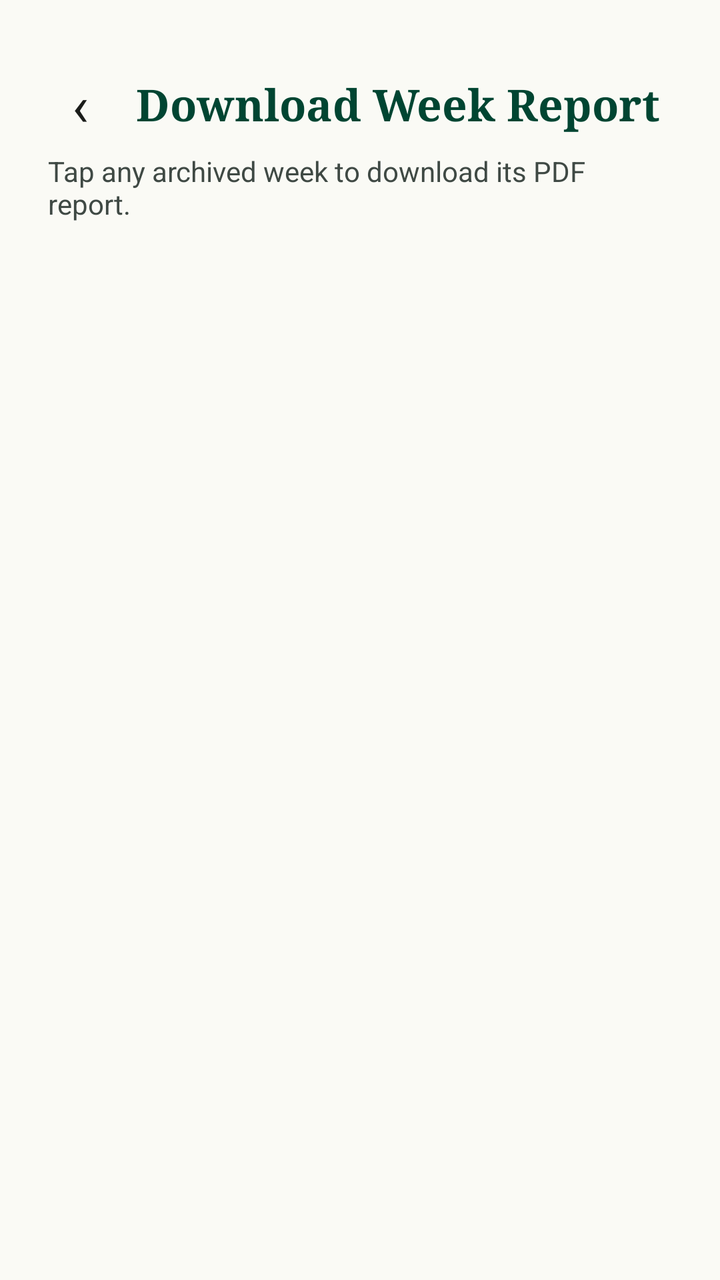
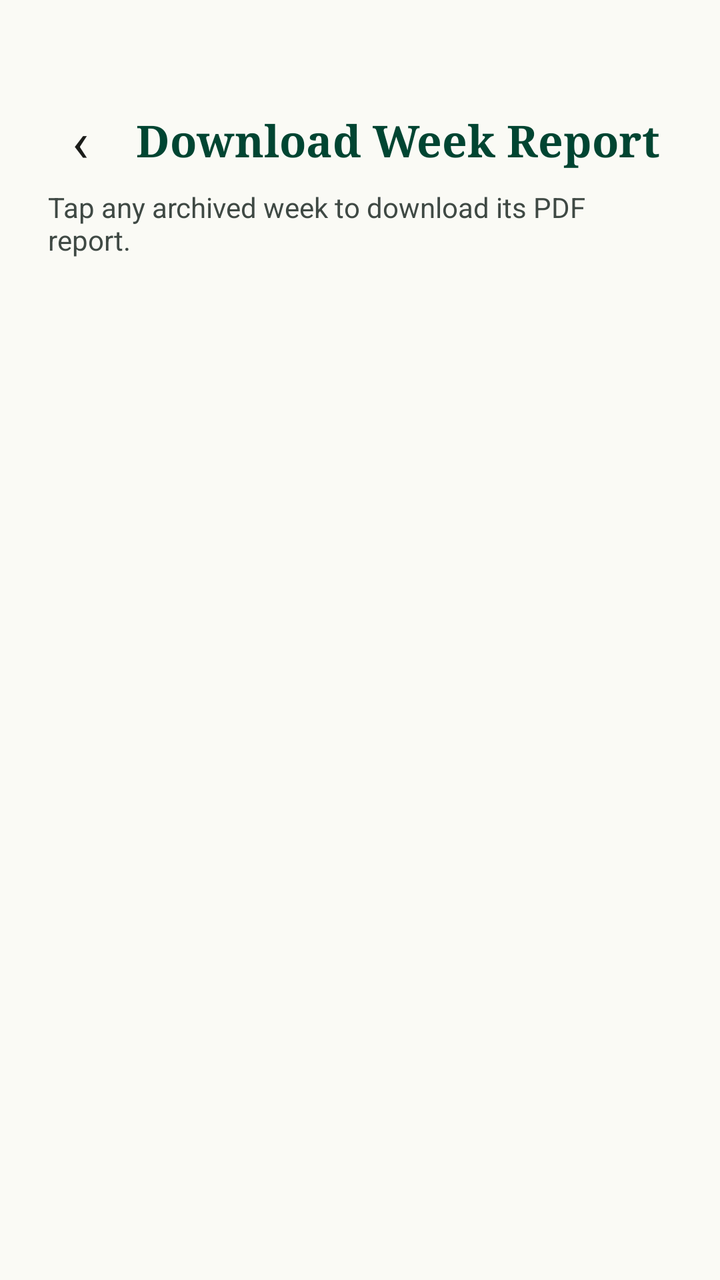

Screens rendered from an Android XML layout before and after an edit, with the pre-edit source and the edit as a unified diff.
<!-- AndroidManifest.xml: application theme Theme.KasrateDarrod -->
<!-- res/layout/activity_week_report.xml -->
<?xml version="1.0" encoding="utf-8"?>
<LinearLayout xmlns:android="http://schemas.android.com/apk/res/android"
    xmlns:app="http://schemas.android.com/apk/res-auto"
    android:layout_width="match_parent"
    android:layout_height="match_parent"
    android:orientation="vertical"
    android:background="@color/surface">

    <LinearLayout android:layout_width="match_parent" android:layout_height="wrap_content"
        android:gravity="center_vertical" android:orientation="horizontal"
        android:paddingHorizontal="20dp" android:paddingTop="32dp" android:paddingBottom="4dp">
        <TextView android:id="@+id/btn_back"
            android:layout_width="40dp" android:layout_height="40dp"
            android:gravity="center" android:text="‹" android:textSize="28sp"
            android:textColor="@color/on_surface" />
        <TextView android:layout_width="wrap_content" android:layout_height="wrap_content"
            android:layout_marginStart="8dp" android:text="@string/week_report"
            android:textSize="22sp" android:textStyle="bold"
            android:fontFamily="serif" android:textColor="@color/primary" />
    </LinearLayout>

    <TextView android:layout_width="match_parent" android:layout_height="wrap_content"
        android:paddingHorizontal="24dp" android:paddingBottom="8dp"
        android:text="@string/week_report_subtitle"
        android:textColor="@color/on_surface_variant" android:textSize="14sp" />

    <androidx.recyclerview.widget.RecyclerView
        android:id="@+id/recycler_weeks"
        android:layout_width="match_parent"
        android:layout_height="0dp"
        android:layout_weight="1"
        android:clipToPadding="false"
        android:paddingHorizontal="24dp"
        android:paddingBottom="20dp" />

    <TextView
        android:id="@+id/weeks_empty"
        android:layout_width="match_parent"
        android:layout_height="0dp"
        android:layout_weight="1"
        android:gravity="center"
        android:padding="24dp"
        android:text="@string/no_archived_weeks"
        android:textColor="@color/on_surface_variant"
        android:visibility="gone" />

    <ProgressBar
        android:id="@+id/weeks_progress"
        android:layout_width="wrap_content"
        android:layout_height="wrap_content"
        android:layout_gravity="center_horizontal"
        android:layout_marginBottom="24dp"
        android:visibility="gone" />
</LinearLayout>
<!-- resources referenced by this layout -->
<resources>
  <color name="on_surface">#1a1c19</color>
  <color name="on_surface_variant">#3f4944</color>
  <color name="primary">#004532</color>
  <color name="surface">#fafaf5</color>
  <string name="no_archived_weeks">No archived weeks yet.</string>
  <string name="week_report">Download Week Report</string>
  <string name="week_report_subtitle">Tap any archived week to download its PDF report.</string>
  <style name="Theme.KasrateDarrod" parent="Base.Theme.KasrateDarrod" />
  <color name="on_primary">#ffffff</color>
  <color name="primary_container">#065f46</color>
  <color name="on_primary_container">#8bd6b7</color>
  <color name="secondary">#735c00</color>
  <color name="on_secondary">#ffffff</color>
  <color name="secondary_container">#fed65b</color>
  <color name="on_secondary_container">#745c00</color>
  <color name="tertiary">#004533</color>
  <color name="tertiary_container">#1d5d49</color>
  <color name="background">#fafaf5</color>
  <color name="on_background">#1a1c19</color>
  <color name="surface_container_highest">#e3e3de</color>
  <color name="outline">#6f7973</color>
  <color name="outline_variant">#bec9c2</color>
  <color name="error">#ba1a1a</color>
  <color name="surface_container_lowest">#ffffff</color>
  <style name="Shape.Noor.Small" parent="">
          <item name="cornerFamily">rounded</item>
          <item name="cornerSize">8dp</item>
      </style>
  <style name="Shape.Noor.Medium" parent="">
          <item name="cornerFamily">rounded</item>
          <item name="cornerSize">16dp</item>
      </style>
  <style name="Shape.Noor.Large" parent="">
          <item name="cornerFamily">rounded</item>
          <item name="cornerSize">24dp</item>
      </style>
  <style name="Animation.Noor.Activity" parent="@android:style/Animation.Activity">
          <item name="android:activityOpenEnterAnimation">@anim/slide_in_right</item>
          <item name="android:activityOpenExitAnimation">@anim/slide_out_left</item>
          <item name="android:activityCloseEnterAnimation">@anim/slide_in_left</item>
          <item name="android:activityCloseExitAnimation">@anim/slide_out_right</item>
      </style>
  <!-- unchanged entries left out for length: 1 -->
</resources>

<!-- the commit's change to res/layout/activity_week_report.xml (unified diff, before → after) -->
@@ -8,7 +8,7 @@
 
     <LinearLayout android:layout_width="match_parent" android:layout_height="wrap_content"
         android:gravity="center_vertical" android:orientation="horizontal"
-        android:paddingHorizontal="20dp" android:paddingTop="32dp" android:paddingBottom="4dp">
+        android:paddingHorizontal="20dp" android:paddingTop="50dp" android:paddingBottom="4dp">
         <TextView android:id="@+id/btn_back"
             android:layout_width="40dp" android:layout_height="40dp"
             android:gravity="center" android:text="‹" android:textSize="28sp"
